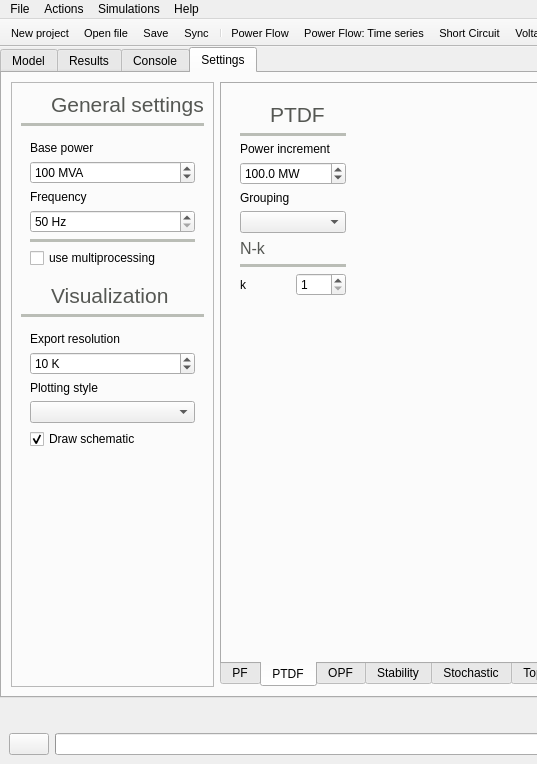
SanPen/GridCal, file src/GridCal/Gui/Main/MainWindow.ui: the form before one commit; both pictures show x 0 to 537 and y 0 to 764 of the 1210 by 764 pixel window.
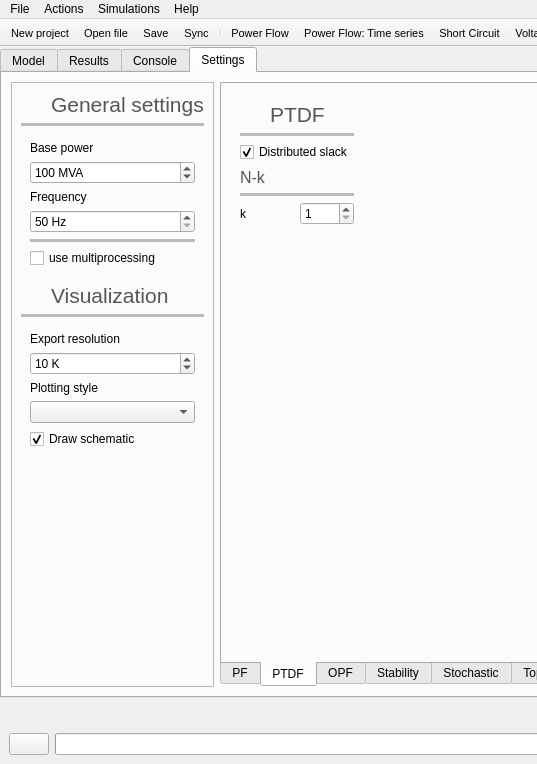
The form after the commit. The open tabs and pages were chosen to show the change. Icons and pictures are not drawn.

Commit message: PTDF time series working - Migrated the Old PTDF driver - Migrated the time series to the new PTDF driver

```diff
--- a/src/GridCal/Gui/Main/MainWindow.ui
+++ b/src/GridCal/Gui/Main/MainWindow.ui
@@ -2604,14 +2604,14 @@
                <enum>QFrame::Raised</enum>
               </property>
               <layout class="QGridLayout" name="gridLayout_14">
-               <item row="2" column="0" colspan="2">
-                <widget class="QLabel" name="label_56">
+               <item row="5" column="0">
+                <widget class="QLabel" name="label_21">
                  <property name="text">
-                  <string>Power increment</string>
+                  <string>k</string>
                  </property>
                 </widget>
                </item>
-               <item row="6" column="0" colspan="2">
+               <item row="3" column="0" colspan="2">
                 <widget class="QLabel" name="label_61">
                  <property name="palette">
                   <palette>
@@ -2660,33 +2660,20 @@
                  </property>
                 </widget>
                </item>
-               <item row="4" column="0" colspan="2">
-                <widget class="QLabel" name="label">
-                 <property name="text">
-                  <string>Grouping</string>
-                 </property>
-                </widget>
-               </item>
-               <item row="3" column="0" colspan="2">
-                <widget class="QDoubleSpinBox" name="ptdf_power_delta_doubleSpinBox">
-                 <property name="suffix">
-                  <string> MW</string>
-                 </property>
-                 <property name="decimals">
-                  <number>1</number>
+               <item row="5" column="1">
+                <widget class="QSpinBox" name="spinBox">
+                 <property name="toolTip">
+                  <string>&lt;html&gt;&lt;head/&gt;&lt;body&gt;&lt;p&gt;Number of elements failed at one simulation. It is incremental, so when k=2, the simulation does the branch failing for k=1 and k=2.&lt;/p&gt;&lt;/body&gt;&lt;/html&gt;</string>
                  </property>
                  <property name="minimum">
-                  <double>-1000000000000000000000.000000000000000</double>
-                 </property>
-                 <property name="maximum">
-                  <double>10000000000000000000.000000000000000</double>
+                  <number>1</number>
                  </property>
                  <property name="value">
-                  <double>100.000000000000000</double>
+                  <number>1</number>
                  </property>
                 </widget>
                </item>
-               <item row="10" column="0">
+               <item row="7" column="0">
                 <spacer name="verticalSpacer_12">
                  <property name="orientation">
                   <enum>Qt::Vertical</enum>
@@ -2699,129 +2686,6 @@
                  </property>
                 </spacer>
                </item>
-               <item row="7" column="0" colspan="2">
-                <widget class="Line" name="line_23">
-                 <property name="palette">
-                  <palette>
-                   <active>
-                    <colorrole role="WindowText">
-                     <brush brushstyle="SolidPattern">
-                      <color alpha="255">
-                       <red>186</red>
-                       <green>189</green>
-                       <blue>182</blue>
-                      </color>
-                     </brush>
-                    </colorrole>
-                   </active>
-                   <inactive>
-                    <colorrole role="WindowText">
-                     <brush brushstyle="SolidPattern">
-                      <color alpha="255">
-                       <red>186</red>
-                       <green>189</green>
-                       <blue>182</blue>
-                      </color>
-                     </brush>
-                    </colorrole>
-                   </inactive>
-                   <disabled>
-                    <colorrole role="WindowText">
-                     <brush brushstyle="SolidPattern">
-                      <color alpha="255">
-                       <red>190</red>
-                       <green>190</green>
-                       <blue>190</blue>
-                      </color>
-                     </brush>
-                    </colorrole>
-                   </disabled>
-                  </palette>
-                 </property>
-                 <property name="frameShadow">
-                  <enum>QFrame::Plain</enum>
-                 </property>
-                 <property name="lineWidth">
-                  <number>4</number>
-                 </property>
-                 <property name="orientation">
-                  <enum>Qt::Horizontal</enum>
-                 </property>
-                </widget>
-               </item>
-               <item row="1" column="0" colspan="2">
-                <widget class="Line" name="line_22">
-                 <property name="palette">
-                  <palette>
-                   <active>
-                    <colorrole role="WindowText">
-                     <brush brushstyle="SolidPattern">
-                      <color alpha="255">
-                       <red>186</red>
-                       <green>189</green>
-                       <blue>182</blue>
-                      </color>
-                     </brush>
-                    </colorrole>
-                   </active>
-                   <inactive>
-                    <colorrole role="WindowText">
-                     <brush brushstyle="SolidPattern">
-                      <color alpha="255">
-                       <red>186</red>
-                       <green>189</green>
-                       <blue>182</blue>
-                      </color>
-                     </brush>
-                    </colorrole>
-                   </inactive>
-                   <disabled>
-                    <colorrole role="WindowText">
-                     <brush brushstyle="SolidPattern">
-                      <color alpha="255">
-                       <red>190</red>
-                       <green>190</green>
-                       <blue>190</blue>
-                      </color>
-                     </brush>
-                    </colorrole>
-                   </disabled>
-                  </palette>
-                 </property>
-                 <property name="frameShadow">
-                  <enum>QFrame::Plain</enum>
-                 </property>
-                 <property name="lineWidth">
-                  <number>4</number>
-                 </property>
-                 <property name="orientation">
-                  <enum>Qt::Horizontal</enum>
-                 </property>
-                </widget>
-               </item>
-               <item row="8" column="1">
-                <widget class="QSpinBox" name="spinBox">
-                 <property name="toolTip">
-                  <string>&lt;html&gt;&lt;head/&gt;&lt;body&gt;&lt;p&gt;Number of elements failed at one simulation. It is incremental, so when k=2, the simulation does the branch failing for k=1 and k=2.&lt;/p&gt;&lt;/body&gt;&lt;/html&gt;</string>
-                 </property>
-                 <property name="minimum">
-                  <number>1</number>
-                 </property>
-                 <property name="value">
-                  <number>1</number>
-                 </property>
-                </widget>
-               </item>
-               <item row="8" column="0">
-                <widget class="QLabel" name="label_21">
-                 <property name="text">
-                  <string>k</string>
-                 </property>
-                </widget>
-               </item>
-               <item row="5" column="0" colspan="2">
-                <widget class="QComboBox" name="ptdf_grouping_comboBox"/>
-               </item>
                <item row="0" column="0" colspan="2">
                 <widget class="QFrame" name="frame_42">
                  <property name="frameShape">
@@ -2923,6 +2787,116 @@
                  </layout>
                 </widget>
                </item>
+               <item row="1" column="0" colspan="2">
+                <widget class="Line" name="line_22">
+                 <property name="palette">
+                  <palette>
+                   <active>
+                    <colorrole role="WindowText">
+                     <brush brushstyle="SolidPattern">
+                      <color alpha="255">
+                       <red>186</red>
+                       <green>189</green>
+                       <blue>182</blue>
+                      </color>
+                     </brush>
+                    </colorrole>
+                   </active>
+                   <inactive>
+                    <colorrole role="WindowText">
+                     <brush brushstyle="SolidPattern">
+                      <color alpha="255">
+                       <red>186</red>
+                       <green>189</green>
+                       <blue>182</blue>
+                      </color>
+                     </brush>
+                    </colorrole>
+                   </inactive>
+                   <disabled>
+                    <colorrole role="WindowText">
+                     <brush brushstyle="SolidPattern">
+                      <color alpha="255">
+                       <red>190</red>
+                       <green>190</green>
+                       <blue>190</blue>
+                      </color>
+                     </brush>
+                    </colorrole>
+                   </disabled>
+                  </palette>
+                 </property>
+                 <property name="frameShadow">
+                  <enum>QFrame::Plain</enum>
+                 </property>
+                 <property name="lineWidth">
+                  <number>4</number>
+                 </property>
+                 <property name="orientation">
+                  <enum>Qt::Horizontal</enum>
+                 </property>
+                </widget>
+               </item>
+               <item row="4" column="0" colspan="2">
+                <widget class="Line" name="line_23">
+                 <property name="palette">
+                  <palette>
+                   <active>
+                    <colorrole role="WindowText">
+                     <brush brushstyle="SolidPattern">
+                      <color alpha="255">
+                       <red>186</red>
+                       <green>189</green>
+                       <blue>182</blue>
+                      </color>
+                     </brush>
+                    </colorrole>
+                   </active>
+                   <inactive>
+                    <colorrole role="WindowText">
+                     <brush brushstyle="SolidPattern">
+                      <color alpha="255">
+                       <red>186</red>
+                       <green>189</green>
+                       <blue>182</blue>
+                      </color>
+                     </brush>
+                    </colorrole>
+                   </inactive>
+                   <disabled>
+                    <colorrole role="WindowText">
+                     <brush brushstyle="SolidPattern">
+                      <color alpha="255">
+                       <red>190</red>
+                       <green>190</green>
+                       <blue>190</blue>
+                      </color>
+                     </brush>
+                    </colorrole>
+                   </disabled>
+                  </palette>
+                 </property>
+                 <property name="frameShadow">
+                  <enum>QFrame::Plain</enum>
+                 </property>
+                 <property name="lineWidth">
+                  <number>4</number>
+                 </property>
+                 <property name="orientation">
+                  <enum>Qt::Horizontal</enum>
+                 </property>
+                </widget>
+               </item>
+               <item row="2" column="0" colspan="2">
+                <widget class="QCheckBox" name="ptdf_distributed_slack_checkBox">
+                 <property name="text">
+                  <string>Distributed slack</string>
+                 </property>
+                 <property name="checked">
+                  <bool>true</bool>
+                 </property>
+                </widget>
+               </item>
               </layout>
              </widget>
             </item>
```
The commit also changes 12 other files.
